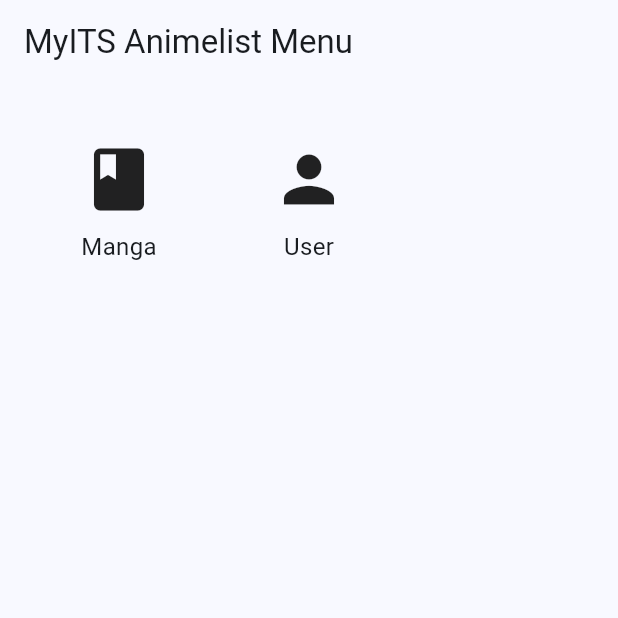
After one commit to myITS-animelist/my_its_anime_list, a Flutter app: the MenuPage screen opened directly, on a phone screen of 412 x 824 dp, the top half of it. The commit adds this screen. Run offline on Flutter 3.47's test engine with Material 3 defaults, Android fonts, the phone set to English and light mode, and no system bars; our stand-ins replace bloc, cloud_firestore, dartz, email_validator, equatable, firebase_auth and 8 more; accounts and stored records are empty; network calls fail.

Commit message:
feat: navigation and bookmark

```diff
--- a/lib/features/authentication/presentation/pages/user_page.dart
+++ b/lib/features/authentication/presentation/pages/user_page.dart
@@ -5,6 +5,7 @@ import 'package:cloud_firestore/cloud_firestore.dart';
 import 'package:firebase_storage/firebase_storage.dart';
 import 'package:image_picker/image_picker.dart';
 import 'package:flutter_bloc/flutter_bloc.dart';
+import 'package:my_its_anime_list/features/authentication/presentation/pages/auth/sign_in_page.dart';
 import '../bloc/authentication/auth_bloc.dart';
 
 class UserPage extends StatefulWidget {
@@ -123,6 +124,9 @@ class _UserPageState extends State<UserPage> {
         await currentUser.delete();
 
         BlocProvider.of<AuthBloc>(context).add(LogOutEvent());
+
+        Navigator.of(context).pushReplacement(
+            MaterialPageRoute(builder: (context) => const SignIn()));
       }
     });
   }
@@ -133,6 +137,8 @@ class _UserPageState extends State<UserPage> {
     await FirebaseAuth.instance.signOut();
 
     BlocProvider.of<AuthBloc>(context).add(LogOutEvent());
+    Navigator.of(context).pushReplacement(
+        MaterialPageRoute(builder: (context) => const SignIn()));
   }
 
   @override
--- a/lib/features/manga/data/datasources/remote_datasource.dart
+++ b/lib/features/manga/data/datasources/remote_datasource.dart
@@ -2,6 +2,7 @@ import 'dart:io';
 
 import 'package:cloud_firestore/cloud_firestore.dart';
 import 'package:firebase_storage/firebase_storage.dart';
+import 'package:get/get.dart';
 import 'package:image_picker/image_picker.dart';
 import 'package:my_its_anime_list/features/manga/data/models/manga_model.dart';
 import 'package:uuid/uuid.dart';
@@ -14,6 +15,7 @@ abstract class RemoteDataSource {
   Future<void> addContentToChapter(
       String mangaId, Map<String, dynamic> newContent, int chapterNum);
   Future<void> addImageChapter(String id, String chapNumber, XFile file);
+  Future<void> addUserManga(String manga_id, String user_id);
 }
 
 class RemoteDataSourceImpl implements RemoteDataSource {
@@ -87,26 +89,44 @@ class RemoteDataSourceImpl implements RemoteDataSource {
   }
 
   @override
+  Future<void> addUserManga(String manga_id, String user_id) async {
+
+    var data = await firestore.collection('user_manga').where('user_id', isEqualTo: user_id).get();
+
+    if (data.docs.isNotEmpty) {
+      final docId = data.docs.first.id;
+      final doc = data.docs.first.data();
+      List<dynamic> manga = doc['manga'] ?? [];
+
+      manga.add(manga_id);
+
+      await firestore.collection('user_manga').doc(docId).update({'manga': manga});
+    }
+
+    Map<String, dynamic> userManga = {
+      'user_id': "${user_id}",
+      'manga': [manga_id],
+    };
+
+    await firestore.collection('user_manga').add(userManga);
+  }
+
+
+  @override
   Future<void> addImageChapter(String id, String chapNumber, XFile file) async {
-    Reference referenceRoot =
-        FirebaseStorage.instance.ref();
-    Reference referenceDirImages =
-        referenceRoot.child('images');
+    Reference referenceRoot = FirebaseStorage.instance.ref();
+    Reference referenceDirImages = referenceRoot.child('images');
 
-    String uniqueFileName =
-            DateTime.now().millisecondsSinceEpoch.toString();
+    String uniqueFileName = DateTime.now().millisecondsSinceEpoch.toString();
 
-    Reference referenceImageToUpload =
-        referenceDirImages.child(uniqueFileName);
+    Reference referenceImageToUpload = referenceDirImages.child(uniqueFileName);
 
     // define the image url
     String imageUrl = '';
 
     try {
-      await referenceImageToUpload
-          .putFile(File(file.path));
-      imageUrl =
-          await referenceImageToUpload.getDownloadURL();
+      await referenceImageToUpload.putFile(File(file.path));
+      imageUrl = await referenceImageToUpload.getDownloadURL();
     } catch (error) {
       // handle error
       print("Error uploading image: $error");
@@ -131,7 +151,10 @@ class RemoteDataSourceImpl implements RemoteDataSource {
       }
 
       // Update the document with the new chapters array
-      await firestore.collection('manga').doc(docId).update({'chapter': chapters});
+      await firestore
+          .collection('manga')
+          .doc(docId)
+          .update({'chapter': chapters});
     } else {
       print("Document does not exist!");
     }
--- a/lib/features/manga/data/repositories/manga_repository_impl.dart
+++ b/lib/features/manga/data/repositories/manga_repository_impl.dart
@@ -125,4 +125,13 @@ class MangaRepositoryImpl implements MangaRepository {
       throw Failure();
     }
   }
+
+  @override
+  Future<void> addUserManga(String manga_id, String user_id) async {
+    try {
+      await remoteDataSource.addUserManga(manga_id, user_id);
+    } on ServerException {
+      throw Failure();
+    }
+  }
 }
--- a/lib/features/manga/domain/repositories/manga_repository.dart
+++ b/lib/features/manga/domain/repositories/manga_repository.dart
@@ -9,5 +9,7 @@ abstract class MangaRepository {
   Future<void> createManga(Map<String, dynamic> manga);
   Future<void> addImageChapter(String id, String chapNumber, XFile file);
   Future<void> addChapter(String id, Map<String, dynamic> chapter);
-  Future<void> addContentToChapter(String mangaId, Map<String, dynamic> newContent, int chapterNum);
+  Future<void> addContentToChapter(
+      String mangaId, Map<String, dynamic> newContent, int chapterNum);
+  Future<void> addUserManga(String manga_id, String user_id);
 }
--- /dev/null
+++ b/lib/features/manga/domain/usecases/add_user_manga.dart
@@ -0,0 +1,12 @@
+
+import 'package:my_its_anime_list/features/manga/domain/repositories/manga_repository.dart';
+
+class AddUserMangaUseCase {
+  final MangaRepository repository;
+
+  AddUserMangaUseCase(this.repository);
+
+  Future<void> execute(String manga_id, String user_id) async {
+    return await repository.addUserManga(manga_id, user_id);
+  }
+}
--- /dev/null
+++ b/lib/features/manga/presentation/bloc/userManga/user_manga_add_event.dart
@@ -0,0 +1,19 @@
+import 'package:equatable/equatable.dart';
+import 'package:image_picker/image_picker.dart';
+
+abstract class UserMangaAddEventAbstract extends Equatable {
+  const UserMangaAddEventAbstract();
+
+  @override
+  List<Object> get props => [];
+}
+
+class UserMangaAddEvent extends UserMangaAddEventAbstract {
+  final String manga_id;
+  final String user_id;
+
+  const UserMangaAddEvent(this.manga_id, this.user_id);
+
+  @override
+  List<Object> get props => [user_id, manga_id];
+}
--- a/lib/features/manga/presentation/pages/manga_detail_page.dart
+++ b/lib/features/manga/presentation/pages/manga_detail_page.dart
@@ -1,6 +1,7 @@
 import 'package:flutter/material.dart';
 import 'package:flutter/foundation.dart';
 import 'package:my_its_anime_list/features/manga/domain/entities/manga.dart';
+import 'package:my_its_anime_list/features/manga/presentation/widgets/book_mark_button.dart';
 import 'package:my_its_anime_list/features/manga/presentation/widgets/chapter_bottom_sheet.dart';
 
 class MangaDetailPage extends StatelessWidget {
@@ -45,6 +46,8 @@ class MangaDetailPage extends StatelessWidget {
             title: Text("Genre"),
             subtitle: Text(manga.genre.join(", ")),
           ),
+          // add bookmark button
+          BookmarkButton(manga_id: manga.id, user_id: "1"),
           ListTile(
             title: Text("Chapter"),
             subtitle: ChapterBottomSheet(id: manga.id, chapter: manga.chapter),
--- /dev/null
+++ b/lib/features/menu/presentation/bloc/menu_bloc.dart
@@ -0,0 +1,13 @@
+import 'package:bloc/bloc.dart';
+import 'package:equatable/equatable.dart';
+
+part 'menu_event.dart';
+part 'menu_state.dart';
+
+class MenuBloc extends Bloc<MenuEvent, MenuState> {
+  MenuBloc() : super(MenuInitial()) {
+    on<MenuEvent>((event, emit) {
+      // TODO: implement event handler
+    });
+  }
+}
--- /dev/null
+++ b/lib/features/menu/presentation/pages/MenuPage.dart
@@ -0,0 +1,79 @@
+import 'package:flutter/material.dart';
+import 'package:flutter_bloc/flutter_bloc.dart';
+import 'package:my_its_anime_list/dependency_injection.dart';
+import 'package:my_its_anime_list/features/authentication/presentation/bloc/authentication/auth_bloc.dart';
+import 'package:my_its_anime_list/features/authentication/presentation/pages/auth/sign_in_page.dart';
+import 'package:my_its_anime_list/features/authentication/presentation/pages/user_page.dart';
+import 'package:my_its_anime_list/features/manga/domain/usecases/get_all_mangas.dart';
+import 'package:my_its_anime_list/features/manga/presentation/bloc/manga_bloc.dart';
+import 'package:my_its_anime_list/features/manga/presentation/bloc/manga_event.dart';
+import 'package:my_its_anime_list/features/manga/presentation/pages/manga_home_page.dart';
+import 'package:my_its_anime_list/dependency_injection.dart' as di;
+
+
+class MenuPage extends StatelessWidget {
+  const MenuPage({super.key});
+
+  @override
+  Widget build(BuildContext context) {
+    return Scaffold(
+      appBar: AppBar(
+        title: Text('MyITS Animelist Menu'),
+      ),
+      body: Padding(
+        padding: const EdgeInsets.all(16.0),
+        child: GridView.count(
+          crossAxisCount: 3, // Number of items per row
+          children: [
+            _buildMangaHomePage(context, Icons.book, 'Manga', MangaHomePage()),
+            _buidUserPage(context, Icons.person, 'User', UserPage()),
+            // _buildMenuItem(context, Icons.local_grocery_store, 'GoShop', SignIn()),
+          ],
+        ),
+      ),
+    );
+  }
+
+   Widget _buildMangaHomePage(BuildContext context, IconData icon, String label, Widget page) {
+    return GestureDetector(
+      onTap: () {
+        Navigator.of(context).push(MaterialPageRoute(
+          builder: (context) => BlocProvider(
+            create: (context) => MangaBloc(sl<GetMangaList>())
+              ..add(const GetMangaListEvent()),
+            child: const MangaHomePage(),
+        )));
+      },
+      child: Column(
+        mainAxisAlignment: MainAxisAlignment.center,
+        children: [
+          Icon(icon, size: 50),
+          SizedBox(height: 8),
+          Text(label, style: TextStyle(fontSize: 16)),
+        ],
+      ),
+    );
+  }
+
+  Widget _buidUserPage(BuildContext context, IconData icon, String label, Widget page) {
+    return GestureDetector(
+      onTap: () {
+       Navigator.of(context).push(MaterialPageRoute(
+          builder: (context) => BlocProvider(
+            create: (_) => di.sl<AuthBloc>()..add(CheckLoggingInEvent()),
+            child: const UserPage(),
+            ),
+        ));
+      },
+      child: Column(
+        mainAxisAlignment: MainAxisAlignment.center,
+        children: [
+          Icon(icon, size: 50),
+          SizedBox(height: 8),
+          Text(label, style: const TextStyle(fontSize: 16)),
+        ],
+      ),
+    );
+  }
+
+}
--- a/lib/main.dart
+++ b/lib/main.dart
@@ -6,6 +6,7 @@ import 'package:my_its_anime_list/dependency_injection.dart' as di;
 import 'package:my_its_anime_list/features/manga/presentation/bloc/manga_bloc.dart';
 import 'package:my_its_anime_list/features/manga/presentation/bloc/manga_event.dart';
 import 'package:my_its_anime_list/features/manga/presentation/pages/manga_home_page.dart';
+import 'package:my_its_anime_list/features/menu/presentation/pages/MenuPage.dart';
 import 'package:my_its_anime_list/firebase_options.dart';
 import 'package:my_its_anime_list/features/authentication/presentation/bloc/authentication/auth_bloc.dart';
 import 'package:my_its_anime_list/features/authentication/presentation/pages/auth/sign_up_page.dart';
@@ -37,7 +38,7 @@ class MyApp extends StatelessWidget {
               onGenerateRoute: AppRoutes.onGenerateRoutes,
               home: BlocProvider(
                   create: (_) => di.sl<MangaBloc>()..add(GetMangaListEvent()),
-                  child: const MangaHomePage()),
+                  child: const MenuPage()),
             );
           } else {
             return MaterialApp(
```
Also changed, not shown: lib/dependency_injection.dart (+6 -1 lines), lib/features/authentication/presentation/pages/auth/verify_email.dart (+8 -6 lines), lib/features/authentication/presentation/widgets/auth/sign_in_form.dart (+8 -5 lines), lib/features/manga/presentation/bloc/userManga/user_manga_add_bloc.dart (added, +32 -0 lines), lib/features/manga/presentation/bloc/userManga/user_manga_add_state.dart (added, +46 -0 lines), lib/features/manga/presentation/widgets/book_mark.dart (added, +36 -0 lines), lib/features/manga/presentation/widgets/book_mark_button.dart (added, +52 -0 lines), lib/features/menu/presentation/bloc/menu_event.dart (added, +8 -0 lines), lib/features/menu/presentation/bloc/menu_state.dart (added, +9 -0 lines).
